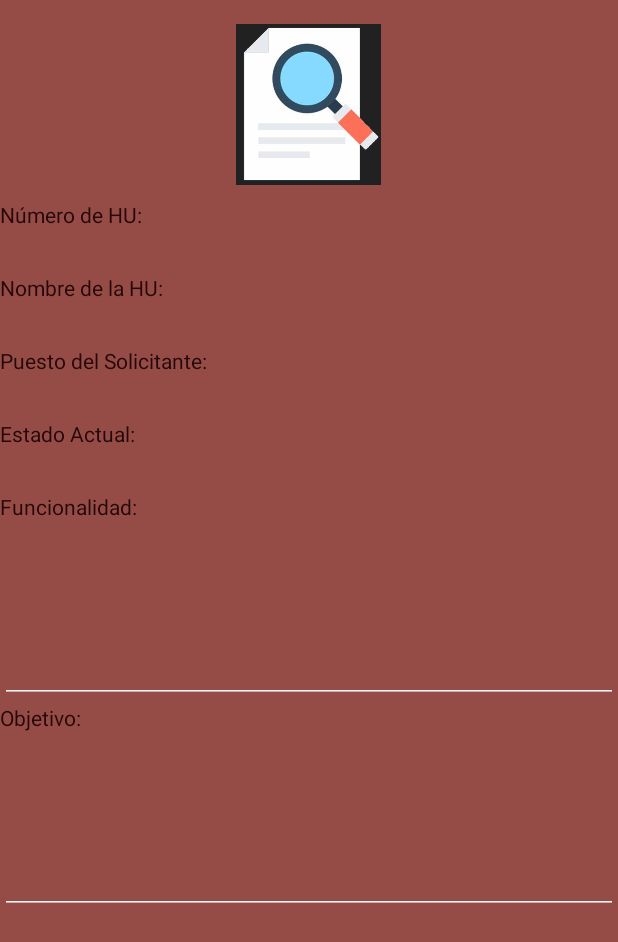
After one commit to Rambu24/UserHistoryTrackingApp, an Android app: the MainActivity6 screen opened directly, with no data from a screen before it, on a phone screen of 412 x 824 dp. The commit adds this screen. Shown: the top 942 px of the screen. Run offline under Robolectric (Android 15) with nearby library versions, the phone set to English and light mode, and no system bars.

Commit message:
Versión 1.0--Se incluye listview y funcionalidad que al tocar item del listview muestre en un nuevo activity el detalle.

```diff
--- a/app/src/main/AndroidManifest.xml
+++ b/app/src/main/AndroidManifest.xml
@@ -9,6 +9,9 @@
         android:roundIcon="@mipmap/ic_launcher_round"
         android:supportsRtl="true"
         android:theme="@style/Theme.AppCompat.DayNight.NoActionBar">
+        <activity
+            android:name=".MainActivity6"
+            android:exported="false" />
         <activity
             android:name=".MainActivity5"
             android:exported="false" />
--- /dev/null
+++ b/app/src/main/java/com/example/proyectofinal_luischinchilla/MainActivity6.java
@@ -0,0 +1,41 @@
+package com.example.proyectofinal_luischinchilla;
+
+import androidx.appcompat.app.AppCompatActivity;
+
+import android.os.Bundle;
+import android.widget.EditText;
+import android.widget.TextView;
+
+import com.example.proyectofinal_luischinchilla.entities.UserHistory;
+
+public class MainActivity6 extends AppCompatActivity {
+
+    TextView campoId, campoNombre, campoPuesto, campoEstado;
+    EditText campoFuncion, campoObjetivo;
+    @Override
+    protected void onCreate(Bundle savedInstanceState) {
+        super.onCreate(savedInstanceState);
+        setContentView(R.layout.activity_main6);
+
+        campoId = (TextView) findViewById(R.id.tvHUDetail1);
+        campoNombre = (TextView) findViewById(R.id.tvNombreDetail1);
+        campoPuesto = (TextView) findViewById(R.id.tvSolicitanteDetail1);
+        campoEstado = (TextView) findViewById(R.id.tvEstadoActualDetail);
+        campoFuncion = (EditText) findViewById(R.id.txtDetailHU);
+        campoObjetivo = (EditText) findViewById(R.id.txtObjetivoDetail);
+
+        Bundle objetoEnviado = getIntent().getExtras();
+        UserHistory history = null;
+
+        if(objetoEnviado!=null){
+            history = (UserHistory) objetoEnviado.getSerializable("historia");
+
+            campoId.setText("HU-"+history.getId_HU().toString());
+            campoNombre.setText(history.getNombre());
+            campoPuesto.setText(history.getPosicion());
+            campoEstado.setText(history.getEstado());
+            campoFuncion.setText(history.getFuncion());
+            campoObjetivo.setText(history.getObjetivo());
+        }
+    }
+}
--- a/app/src/main/java/com/example/proyectofinal_luischinchilla/entities/UserHistory.java
+++ b/app/src/main/java/com/example/proyectofinal_luischinchilla/entities/UserHistory.java
@@ -1,6 +1,8 @@
 package com.example.proyectofinal_luischinchilla.entities;
 
-public class UserHistory {
+import java.io.Serializable;
+
+public class UserHistory implements Serializable {
 
     private Integer Id_HU;
     private String Nombre;
--- /dev/null
+++ b/app/src/main/res/layout/activity_main6.xml
@@ -0,0 +1,140 @@
+<?xml version="1.0" encoding="utf-8"?>
+<androidx.constraintlayout.widget.ConstraintLayout xmlns:android="http://schemas.android.com/apk/res/android"
+    xmlns:app="http://schemas.android.com/apk/res-auto"
+    xmlns:tools="http://schemas.android.com/tools"
+    android:layout_width="match_parent"
+    android:layout_height="match_parent"
+    android:background="#954C47"
+    tools:context=".MainActivity6">
+
+    <ScrollView
+        android:layout_width="match_parent"
+        android:layout_height="match_parent"
+        android:background="#954C47">
+
+        <LinearLayout
+            android:layout_width="match_parent"
+            android:layout_height="wrap_content"
+            android:orientation="vertical">
+
+            <ImageView
+                android:id="@+id/imageView3"
+                android:layout_width="147dp"
+                android:layout_height="107dp"
+                android:layout_gravity="center"
+                android:layout_marginTop="16dp"
+                app:srcCompat="@drawable/busqueda" />
+
+            <TextView
+                android:id="@+id/tvHUDetail"
+                android:layout_width="wrap_content"
+                android:layout_height="wrap_content"
+                android:layout_marginTop="10dp"
+                android:text="Número de HU:"
+                android:textColor="#250707"
+                android:textStyle="normal" />
+
+            <TextView
+                android:id="@+id/tvHUDetail1"
+                android:layout_width="match_parent"
+                android:layout_height="wrap_content"
+                android:textColor="#F4F4F4" />
+
+            <TextView
+                android:id="@+id/tvNombreDetail"
+                android:layout_width="match_parent"
+                android:layout_height="wrap_content"
+                android:layout_marginTop="10dp"
+                android:text="Nombre de la HU:"
+                android:textColor="#250707"
+                android:textStyle="normal" />
+
+            <TextView
+                android:id="@+id/tvNombreDetail1"
+                android:layout_width="match_parent"
+                android:layout_height="wrap_content"
+                android:textColor="#F4F4F4" />
+
+            <TextView
+                android:id="@+id/tvSolicitanteDetail"
+                android:layout_width="186dp"
+                android:layout_height="wrap_content"
+                android:layout_marginTop="10dp"
+                android:text="Puesto del Solicitante:"
+                android:textColor="#250707"
+                android:textStyle="normal" />
+
+            <TextView
+                android:id="@+id/tvSolicitanteDetail1"
+                android:layout_width="match_parent"
+                android:layout_height="wrap_content"
+                android:textColor="#F4F4F4" />
+
+            <TextView
+                android:id="@+id/tvEstadoDetail"
+                android:layout_width="wrap_content"
+                android:layout_height="wrap_content"
+                android:layout_marginTop="10dp"
+                android:text="Estado Actual:"
+                android:textColor="#250707"
+                android:textStyle="normal" />
+
+            <TextView
+                android:id="@+id/tvEstadoActualDetail"
+                android:layout_width="match_parent"
+                android:layout_height="wrap_content"
+                android:textColor="#F4F4F4" />
+
+            <LinearLayout
+                android:layout_width="match_parent"
+                android:layout_height="match_parent"
+                android:orientation="vertical">
+
+                <TextView
+                    android:id="@+id/tvFuncionalidad"
+                    android:layout_width="match_parent"
+                    android:layout_height="wrap_content"
+                    android:layout_marginTop="10dp"
+                    android:text="Funcionalidad:"
+                    android:textColor="#250707"
+                    android:textStyle="normal" />
+
+                <EditText
+                    android:id="@+id/txtDetailHU"
+                    android:layout_width="match_parent"
+                    android:layout_height="121dp"
+                    android:backgroundTint="#F4F4F4"
+                    android:ems="10"
+                    android:enabled="false"
+                    android:gravity="start|top"
+                    android:inputType="textMultiLine"
+                    android:textColor="#F4F4F4"
+                    android:textColorHint="#FFD6D6D6"
+                    tools:ignore="SpeakableTextPresentCheck" />
+
+                <TextView
+                    android:id="@+id/tvParaUpdate"
+                    android:layout_width="match_parent"
+                    android:layout_height="wrap_content"
+                    android:text="Objetivo:"
+                    android:textColor="#250707"
+                    android:textStyle="normal" />
+
+                <EditText
+                    android:id="@+id/txtObjetivoDetail"
+                    android:layout_width="match_parent"
+                    android:layout_height="121dp"
+                    android:backgroundTint="#F4F4F4"
+                    android:ems="10"
+                    android:enabled="false"
+                    android:gravity="start|top"
+                    android:inputType="textMultiLine"
+                    android:textColor="#F4F4F4"
+                    android:textColorHint="#FFD6D6D6"
+                    tools:ignore="SpeakableTextPresentCheck" />
+
+            </LinearLayout>
+
+        </LinearLayout>
+    </ScrollView>
+</androidx.constraintlayout.widget.ConstraintLayout>
```
Also changed, not shown: app/src/main/java/com/example/proyectofinal_luischinchilla/MainActivity2.java (+6 -2 lines), app/src/main/java/com/example/proyectofinal_luischinchilla/MainActivity3.java (+41 -11 lines), app/src/main/java/com/example/proyectofinal_luischinchilla/MainActivity4.java (+14 -12 lines), app/src/main/java/com/example/proyectofinal_luischinchilla/MainActivity5.java (+80 -0 lines), app/src/main/res/layout/activity_main2.xml (+5 -4 lines), app/src/main/res/layout/activity_main4.xml (+11 -11 lines), app/src/main/res/layout/activity_main5.xml (+8 -73 lines).
